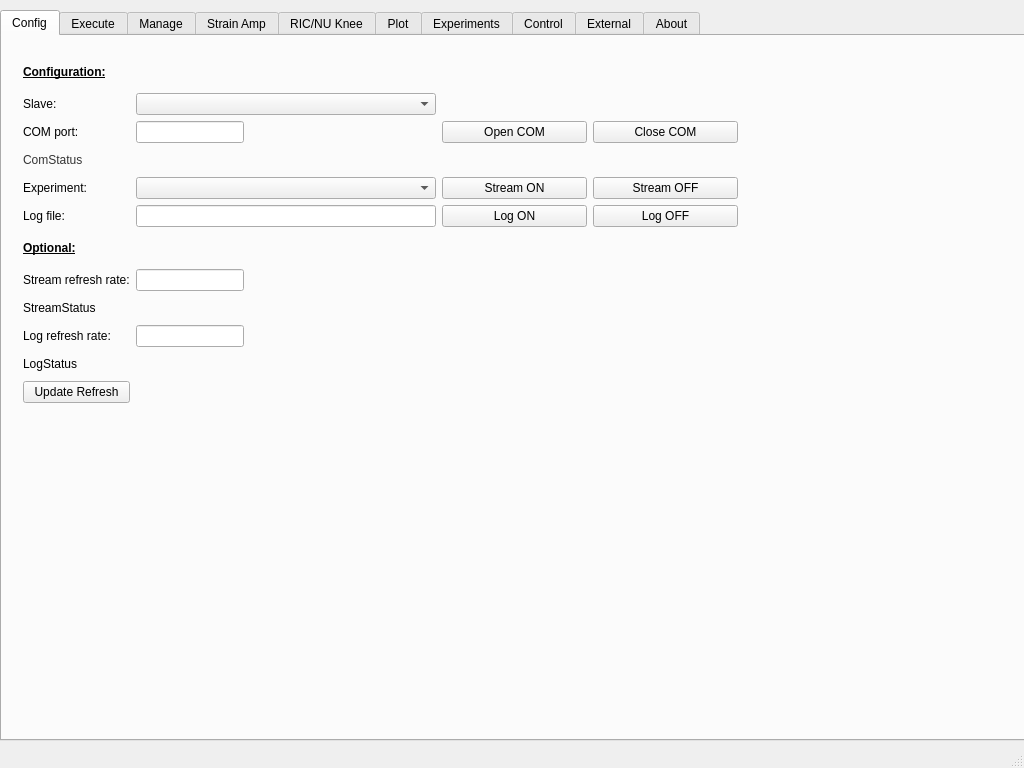
The window that execute-gui-1/mainwindow.ui (JFDuval/FlexSEA) describes before a commit, drawn with Qt 5.
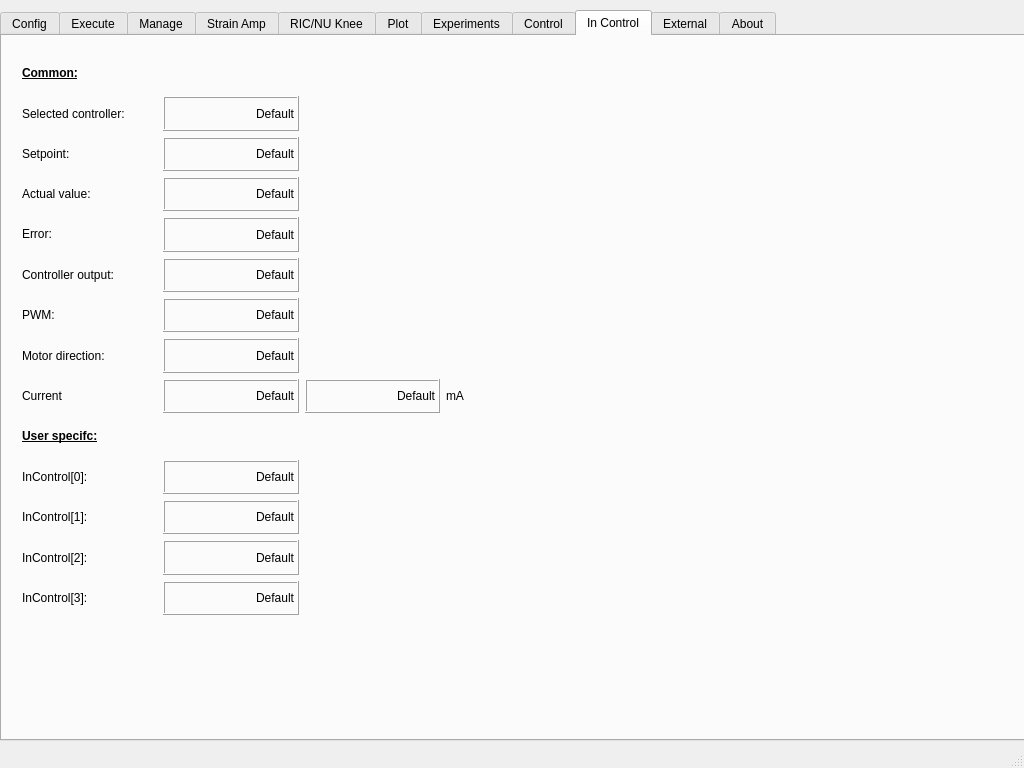
The same window after the commit. The open tabs and pages were chosen to show the change. Custom widgets are drawn as their Qt base class.

Patch:
```diff
--- a/execute-gui-1/mainwindow.ui
+++ b/execute-gui-1/mainwindow.ui
@@ -70,7 +70,7 @@
           </size>
          </property>
          <property name="text">
-          <string>&lt;html&gt;&lt;head/&gt;&lt;body&gt;&lt;p&gt;&lt;span style=&quot; color:#333333;&quot;&gt;ComStatus&lt;/span&gt;&lt;/p&gt;&lt;/body&gt;&lt;/html&gt;</string>
+          <string>&lt;html&gt;&lt;head/&gt;&lt;body&gt;&lt;p&gt;&lt;span style=&quot; color:#797979;&quot;&gt;ComStatus&lt;/span&gt;&lt;/p&gt;&lt;/body&gt;&lt;/html&gt;</string>
          </property>
         </widget>
        </item>
@@ -239,7 +239,7 @@
           </size>
          </property>
          <property name="text">
-          <string>StreamStatus</string>
+          <string>&lt;html&gt;&lt;head/&gt;&lt;body&gt;&lt;p&gt;&lt;span style=&quot; color:#797979;&quot;&gt;StreamStatus&lt;/span&gt;&lt;/p&gt;&lt;/body&gt;&lt;/html&gt;</string>
          </property>
         </widget>
        </item>
@@ -346,7 +346,7 @@
           </size>
          </property>
          <property name="text">
-          <string>LogStatus</string>
+          <string>&lt;html&gt;&lt;head/&gt;&lt;body&gt;&lt;p&gt;&lt;span style=&quot; color:#797979;&quot;&gt;LogStatus&lt;/span&gt;&lt;/p&gt;&lt;/body&gt;&lt;/html&gt;</string>
          </property>
         </widget>
        </item>
@@ -3436,67 +3436,6 @@
      <attribute name="title">
       <string>Experiments</string>
      </attribute>
-     <widget class="QWidget" name="gridLayoutWidget_6">
-      <property name="geometry">
-       <rect>
-        <x>10</x>
-        <y>10</y>
-        <width>515</width>
-        <height>106</height>
-       </rect>
-      </property>
-      <layout class="QGridLayout" name="gridLayout_6">
-       <item row="1" column="1">
-        <widget class="QLabel" name="disp_MotPWM">
-         <property name="autoFillBackground">
-          <bool>false</bool>
-         </property>
-         <property name="frameShape">
-          <enum>QFrame::Box</enum>
-         </property>
-         <property name="frameShadow">
-          <enum>QFrame::Raised</enum>
-         </property>
-         <property name="lineWidth">
-          <number>1</number>
-         </property>
-         <property name="text">
-          <string>Default</string>
-         </property>
-         <property name="alignment">
-          <set>Qt::AlignRight|Qt::AlignTrailing|Qt::AlignVCenter</set>
-         </property>
-        </widget>
-       </item>
-       <item row="1" column="0">
-        <widget class="QSlider" name="hSlider_PWM">
-         <property name="minimum">
-          <number>55</number>
-         </property>
-         <property name="maximum">
-          <number>155</number>
-         </property>
-         <property name="orientation">
-          <enum>Qt::Horizontal</enum>
-         </property>
-        </widget>
-       </item>
-       <item row="0" column="0">
-        <widget class="QLabel" name="label_26">
-         <property name="text">
-          <string>&lt;html&gt;&lt;head/&gt;&lt;body&gt;&lt;p&gt;&lt;span style=&quot; font-style:italic; text-decoration: underline;&quot;&gt;Motor PWM:&lt;/span&gt;&lt;/p&gt;&lt;/body&gt;&lt;/html&gt;</string>
-         </property>
-        </widget>
-       </item>
-       <item row="2" column="0" colspan="2">
-        <widget class="QLabel" name="label_27">
-         <property name="text">
-          <string>&lt;html&gt;&lt;head/&gt;&lt;body&gt;&lt;p&gt;&lt;span style=&quot; font-style:italic;&quot;&gt;(Currently limited to 55 &amp;lt; PWM Duty Cycle &amp;lt; 155 for safety reasons)&lt;/span&gt;&lt;/p&gt;&lt;p&gt;&lt;span style=&quot; font-style:italic;&quot;&gt;Note: 55 is the deadtime.&lt;/span&gt;&lt;/p&gt;&lt;/body&gt;&lt;/html&gt;</string>
-         </property>
-        </widget>
-       </item>
-      </layout>
-     </widget>
     </widget>
     <widget class="QWidget" name="control">
      <attribute name="title">
@@ -4021,6 +3960,486 @@
       </layout>
      </widget>
     </widget>
+    <widget class="QWidget" name="in_control">
+     <attribute name="title">
+      <string>In Control</string>
+     </attribute>
+     <widget class="QWidget" name="gridLayoutWidget_6">
+      <property name="geometry">
+       <rect>
+        <x>9</x>
+        <y>9</y>
+        <width>581</width>
+        <height>581</height>
+       </rect>
+      </property>
+      <layout class="QGridLayout" name="gridLayout_6">
+       <item row="0" column="0">
+        <widget class="QLabel" name="label_109">
+         <property name="text">
+          <string>&lt;html&gt;&lt;head/&gt;&lt;body&gt;&lt;p&gt;&lt;span style=&quot; font-weight:600; text-decoration: underline;&quot;&gt;Common:&lt;/span&gt;&lt;/p&gt;&lt;/body&gt;&lt;/html&gt;</string>
+         </property>
+        </widget>
+       </item>
+       <item row="8" column="2">
+        <widget class="QLabel" name="disp_inctrl_current_d">
+         <property name="autoFillBackground">
+          <bool>false</bool>
+         </property>
+         <property name="frameShape">
+          <enum>QFrame::Box</enum>
+         </property>
+         <property name="frameShadow">
+          <enum>QFrame::Raised</enum>
+         </property>
+         <property name="lineWidth">
+          <number>1</number>
+         </property>
+         <property name="text">
+          <string>Default</string>
+         </property>
+         <property name="alignment">
+          <set>Qt::AlignRight|Qt::AlignTrailing|Qt::AlignVCenter</set>
+         </property>
+        </widget>
+       </item>
+       <item row="8" column="0">
+        <widget class="QLabel" name="label_26">
+         <property name="layoutDirection">
+          <enum>Qt::LeftToRight</enum>
+         </property>
+         <property name="text">
+          <string>Current</string>
+         </property>
+         <property name="alignment">
+          <set>Qt::AlignLeading|Qt::AlignLeft|Qt::AlignVCenter</set>
+         </property>
+        </widget>
+       </item>
+       <item row="8" column="1">
+        <widget class="QLabel" name="disp_inctrl_current">
+         <property name="autoFillBackground">
+          <bool>false</bool>
+         </property>
+         <property name="frameShape">
+          <enum>QFrame::Box</enum>
+         </property>
+         <property name="frameShadow">
+          <enum>QFrame::Raised</enum>
+         </property>
+         <property name="lineWidth">
+          <number>1</number>
+         </property>
+         <property name="text">
+          <string>Default</string>
+         </property>
+         <property name="alignment">
+          <set>Qt::AlignRight|Qt::AlignTrailing|Qt::AlignVCenter</set>
+         </property>
+        </widget>
+       </item>
+       <item row="10" column="0">
+        <widget class="QLabel" name="label_117">
+         <property name="layoutDirection">
+          <enum>Qt::LeftToRight</enum>
+         </property>
+         <property name="text">
+          <string>InControl[0]:</string>
+         </property>
+         <property name="alignment">
+          <set>Qt::AlignLeading|Qt::AlignLeft|Qt::AlignVCenter</set>
+         </property>
+        </widget>
+       </item>
+       <item row="6" column="0">
+        <widget class="QLabel" name="label_113">
+         <property name="layoutDirection">
+          <enum>Qt::LeftToRight</enum>
+         </property>
+         <property name="text">
+          <string>PWM:</string>
+         </property>
+         <property name="alignment">
+          <set>Qt::AlignLeading|Qt::AlignLeft|Qt::AlignVCenter</set>
+         </property>
+        </widget>
+       </item>
+       <item row="8" column="3">
+        <widget class="QLabel" name="label_19">
+         <property name="text">
+          <string>mA</string>
+         </property>
+        </widget>
+       </item>
+       <item row="1" column="0">
+        <widget class="QLabel" name="label_27">
+         <property name="layoutDirection">
+          <enum>Qt::LeftToRight</enum>
+         </property>
+         <property name="text">
+          <string>Selected controller:</string>
+         </property>
+         <property name="alignment">
+          <set>Qt::AlignLeading|Qt::AlignLeft|Qt::AlignVCenter</set>
+         </property>
+        </widget>
+       </item>
+       <item row="3" column="0">
+        <widget class="QLabel" name="label_111">
+         <property name="layoutDirection">
+          <enum>Qt::LeftToRight</enum>
+         </property>
+         <property name="text">
+          <string>Actual value:</string>
+         </property>
+         <property name="alignment">
+          <set>Qt::AlignLeading|Qt::AlignLeft|Qt::AlignVCenter</set>
+         </property>
+        </widget>
+       </item>
+       <item row="5" column="0">
+        <widget class="QLabel" name="label_115">
+         <property name="layoutDirection">
+          <enum>Qt::LeftToRight</enum>
+         </property>
+         <property name="text">
+          <string>&lt;html&gt;&lt;head/&gt;&lt;body&gt;&lt;p&gt;Controller output:&lt;/p&gt;&lt;/body&gt;&lt;/html&gt;</string>
+         </property>
+         <property name="alignment">
+          <set>Qt::AlignLeading|Qt::AlignLeft|Qt::AlignVCenter</set>
+         </property>
+        </widget>
+       </item>
+       <item row="7" column="0">
+        <widget class="QLabel" name="label_114">
+         <property name="layoutDirection">
+          <enum>Qt::LeftToRight</enum>
+         </property>
+         <property name="text">
+          <string>Motor direction:</string>
+         </property>
+         <property name="alignment">
+          <set>Qt::AlignLeading|Qt::AlignLeft|Qt::AlignVCenter</set>
+         </property>
+        </widget>
+       </item>
+       <item row="4" column="0">
+        <widget class="QLabel" name="label_112">
+         <property name="layoutDirection">
+          <enum>Qt::LeftToRight</enum>
+         </property>
+         <property name="text">
+          <string>&lt;html&gt;&lt;head/&gt;&lt;body&gt;&lt;p&gt;Error:&lt;/p&gt;&lt;/body&gt;&lt;/html&gt;</string>
+         </property>
+         <property name="alignment">
+          <set>Qt::AlignLeading|Qt::AlignLeft|Qt::AlignVCenter</set>
+         </property>
+        </widget>
+       </item>
+       <item row="2" column="0">
+        <widget class="QLabel" name="label_110">
+         <property name="layoutDirection">
+          <enum>Qt::LeftToRight</enum>
+         </property>
+         <property name="text">
+          <string>&lt;html&gt;&lt;head/&gt;&lt;body&gt;&lt;p&gt;Setpoint:&lt;/p&gt;&lt;/body&gt;&lt;/html&gt;</string>
+         </property>
+         <property name="alignment">
+          <set>Qt::AlignLeading|Qt::AlignLeft|Qt::AlignVCenter</set>
+         </property>
+        </widget>
+       </item>
+       <item row="9" column="0">
+        <widget class="QLabel" name="label_116">
+         <property name="text">
+          <string>&lt;html&gt;&lt;head/&gt;&lt;body&gt;&lt;p&gt;&lt;span style=&quot; font-weight:600; text-decoration: underline;&quot;&gt;User specifc:&lt;/span&gt;&lt;/p&gt;&lt;/body&gt;&lt;/html&gt;</string>
+         </property>
+        </widget>
+       </item>
+       <item row="12" column="0">
+        <widget class="QLabel" name="label_119">
+         <property name="layoutDirection">
+          <enum>Qt::LeftToRight</enum>
+         </property>
+         <property name="text">
+          <string>InControl[2]:</string>
+         </property>
+         <property name="alignment">
+          <set>Qt::AlignLeading|Qt::AlignLeft|Qt::AlignVCenter</set>
+         </property>
+        </widget>
+       </item>
+       <item row="11" column="0">
+        <widget class="QLabel" name="label_118">
+         <property name="layoutDirection">
+          <enum>Qt::LeftToRight</enum>
+         </property>
+         <property name="text">
+          <string>InControl[1]:</string>
+         </property>
+         <property name="alignment">
+          <set>Qt::AlignLeading|Qt::AlignLeft|Qt::AlignVCenter</set>
+         </property>
+        </widget>
+       </item>
+       <item row="13" column="0">
+        <widget class="QLabel" name="label_120">
+         <property name="layoutDirection">
+          <enum>Qt::LeftToRight</enum>
+         </property>
+         <property name="text">
+          <string>InControl[3]:</string>
+         </property>
+         <property name="alignment">
+          <set>Qt::AlignLeading|Qt::AlignLeft|Qt::AlignVCenter</set>
+         </property>
+        </widget>
+       </item>
+       <item row="1" column="1">
+        <widget class="QLabel" name="disp_inctrl_active_controller">
+         <property name="autoFillBackground">
+          <bool>false</bool>
+         </property>
+         <property name="frameShape">
+          <enum>QFrame::Box</enum>
+         </property>
+         <property name="frameShadow">
+          <enum>QFrame::Raised</enum>
+         </property>
+         <property name="lineWidth">
+          <number>1</number>
+         </property>
+         <property name="text">
+          <string>Default</string>
+         </property>
+         <property name="alignment">
+          <set>Qt::AlignRight|Qt::AlignTrailing|Qt::AlignVCenter</set>
+         </property>
+        </widget>
+       </item>
+       <item row="2" column="1">
+        <widget class="QLabel" name="disp_inctrl_setp">
+         <property name="autoFillBackground">
+          <bool>false</bool>
+         </property>
+         <property name="frameShape">
+          <enum>QFrame::Box</enum>
+         </property>
+         <property name="frameShadow">
+          <enum>QFrame::Raised</enum>
+         </property>
+         <property name="lineWidth">
+          <number>1</number>
+         </property>
+         <property name="text">
+          <string>Default</string>
+         </property>
+         <property name="alignment">
+          <set>Qt::AlignRight|Qt::AlignTrailing|Qt::AlignVCenter</set>
+         </property>
+        </widget>
+       </item>
+       <item row="3" column="1">
+        <widget class="QLabel" name="disp_inctrl_actual_val">
+         <property name="autoFillBackground">
+          <bool>false</bool>
+         </property>
+         <property name="frameShape">
+          <enum>QFrame::Box</enum>
+         </property>
+         <property name="frameShadow">
+          <enum>QFrame::Raised</enum>
+         </property>
+         <property name="lineWidth">
+          <number>1</number>
+         </property>
+         <property name="text">
+          <string>Default</string>
+         </property>
+         <property name="alignment">
+          <set>Qt::AlignRight|Qt::AlignTrailing|Qt::AlignVCenter</set>
+         </property>
+        </widget>
+       </item>
+       <item row="4" column="1">
+        <widget class="QLabel" name="disp_inctrl_error">
+         <property name="autoFillBackground">
+          <bool>false</bool>
+         </property>
+         <property name="frameShape">
+          <enum>QFrame::Box</enum>
+         </property>
+         <property name="frameShadow">
+          <enum>QFrame::Raised</enum>
+         </property>
+         <property name="lineWidth">
+          <number>1</number>
+         </property>
+         <property name="text">
+          <string>Default</string>
+         </property>
+         <property name="alignment">
+          <set>Qt::AlignRight|Qt::AlignTrailing|Qt::AlignVCenter</set>
+         </property>
+        </widget>
+       </item>
+       <item row="5" column="1">
+        <widget class="QLabel" name="disp_inctrl_output">
+         <property name="autoFillBackground">
+          <bool>false</bool>
+         </property>
+         <property name="frameShape">
+          <enum>QFrame::Box</enum>
+         </property>
+         <property name="frameShadow">
+          <enum>QFrame::Raised</enum>
+         </property>
+         <property name="lineWidth">
+          <number>1</number>
+         </property>
+         <property name="text">
+          <string>Default</string>
+         </property>
+         <property name="alignment">
+          <set>Qt::AlignRight|Qt::AlignTrailing|Qt::AlignVCenter</set>
+         </property>
+        </widget>
+       </item>
+       <item row="7" column="1">
+        <widget class="QLabel" name="disp_inctrl_dir">
+         <property name="autoFillBackground">
+          <bool>false</bool>
+         </property>
+         <property name="frameShape">
+          <enum>QFrame::Box</enum>
+         </property>
+         <property name="frameShadow">
+          <enum>QFrame::Raised</enum>
+         </property>
+         <property name="lineWidth">
+          <number>1</number>
+         </property>
+         <property name="text">
+          <string>Default</string>
+         </property>
+         <property name="alignment">
+          <set>Qt::AlignRight|Qt::AlignTrailing|Qt::AlignVCenter</set>
+         </property>
+        </widget>
+       </item>
+       <item row="6" column="1">
+        <widget class="QLabel" name="disp_inctrl_pwm">
+         <property name="autoFillBackground">
+          <bool>false</bool>
+         </property>
+         <property name="frameShape">
+          <enum>QFrame::Box</enum>
+         </property>
+         <property name="frameShadow">
+          <enum>QFrame::Raised</enum>
+         </property>
+         <property name="lineWidth">
+          <number>1</number>
+         </property>
+         <property name="text">
+          <string>Default</string>
+         </property>
+         <property name="alignment">
+          <set>Qt::AlignRight|Qt::AlignTrailing|Qt::AlignVCenter</set>
+         </property>
+        </widget>
+       </item>
+       <item row="10" column="1">
+        <widget class="QLabel" name="disp_inctrl_0">
+         <property name="autoFillBackground">
+          <bool>false</bool>
+         </property>
+         <property name="frameShape">
+          <enum>QFrame::Box</enum>
+         </property>
+         <property name="frameShadow">
+          <enum>QFrame::Raised</enum>
+         </property>
+         <property name="lineWidth">
+          <number>1</number>
+         </property>
+         <property name="text">
+          <string>Default</string>
+         </property>
+         <property name="alignment">
+          <set>Qt::AlignRight|Qt::AlignTrailing|Qt::AlignVCenter</set>
+         </property>
+        </widget>
+       </item>
+       <item row="11" column="1">
+        <widget class="QLabel" name="disp_inctrl_1">
+         <property name="autoFillBackground">
+          <bool>false</bool>
+         </property>
+         <property name="frameShape">
+          <enum>QFrame::Box</enum>
+         </property>
+         <property name="frameShadow">
+          <enum>QFrame::Raised</enum>
+         </property>
+         <property name="lineWidth">
+          <number>1</number>
+         </property>
+         <property name="text">
+          <string>Default</string>
+         </property>
+         <property name="alignment">
+          <set>Qt::AlignRight|Qt::AlignTrailing|Qt::AlignVCenter</set>
+         </property>
+        </widget>
+       </item>
+       <item row="12" column="1">
+        <widget class="QLabel" name="disp_inctrl_2">
+         <property name="autoFillBackground">
+          <bool>false</bool>
+         </property>
+         <property name="frameShape">
+          <enum>QFrame::Box</enum>
+         </property>
+         <property name="frameShadow">
+          <enum>QFrame::Raised</enum>
+         </property>
+         <property name="lineWidth">
+          <number>1</number>
+         </property>
+         <property name="text">
+          <string>Default</string>
+         </property>
+         <property name="alignment">
+          <set>Qt::AlignRight|Qt::AlignTrailing|Qt::AlignVCenter</set>
+         </property>
+        </widget>
+       </item>
+       <item row="13" column="1">
+        <widget class="QLabel" name="disp_inctrl_3">
+         <property name="autoFillBackground">
+          <bool>false</bool>
+         </property>
+         <property name="frameShape">
+          <enum>QFrame::Box</enum>
+         </property>
+         <property name="frameShadow">
+          <enum>QFrame::Raised</enum>
+         </property>
+         <property name="lineWidth">
+          <number>1</number>
+         </property>
+         <property name="text">
+          <string>Default</string>
+         </property>
+         <property name="alignment">
+          <set>Qt::AlignRight|Qt::AlignTrailing|Qt::AlignVCenter</set>
+         </property>
+        </widget>
+       </item>
+      </layout>
+     </widget>
+    </widget>
     <widget class="QWidget" name="external">
      <attribute name="title">
       <string>External</string>
```
Left out of the diff: 703 changed lines with no effect on the pictures.
